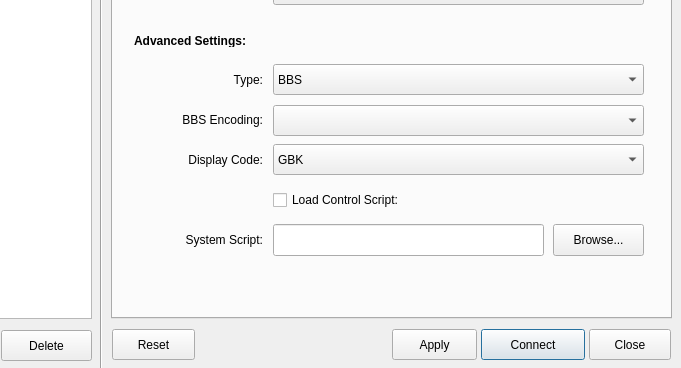
Old version of the form src/ui/addrdialog.ui in the repository adaptee/qterm-hack; both pictures show x 119 to 800 and y 232 to 600 of the 800 by 600 pixel window.
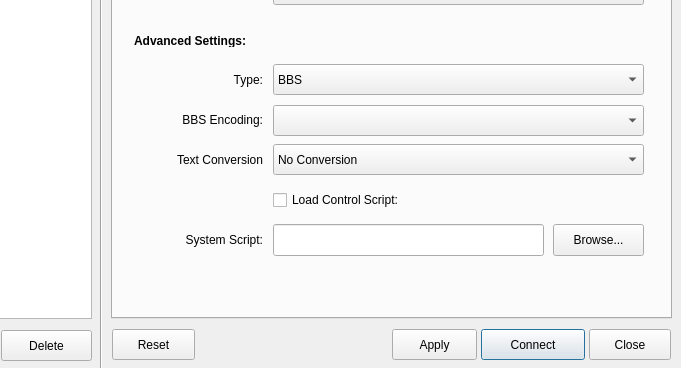
New version of the form.

Commit message: Change the text message for m_nDispCode, I think this is the correct message

```diff
--- a/src/ui/addrdialog.ui
+++ b/src/ui/addrdialog.ui
@@ -227,7 +227,7 @@
       </rect>
      </property>
      <property name="text">
-      <string>Display Code:</string>
+      <string>Text Conversion</string>
      </property>
      <property name="alignment">
       <set>Qt::AlignRight|Qt::AlignTrailing|Qt::AlignVCenter</set>
@@ -247,7 +247,7 @@
      </property>
      <item>
       <property name="text">
-       <string>GBK</string>
+       <string>No Conversion</string>
       </property>
      </item>
      <item>
```
Left out of the diff: 7 changed lines with no effect on the pictures.
